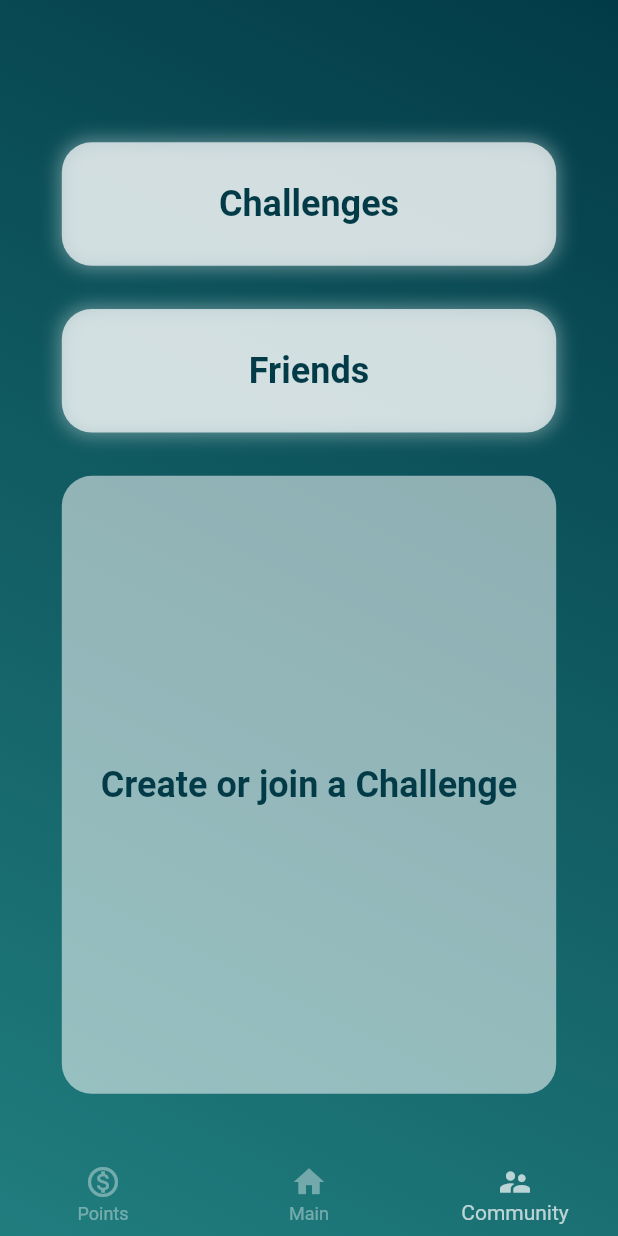
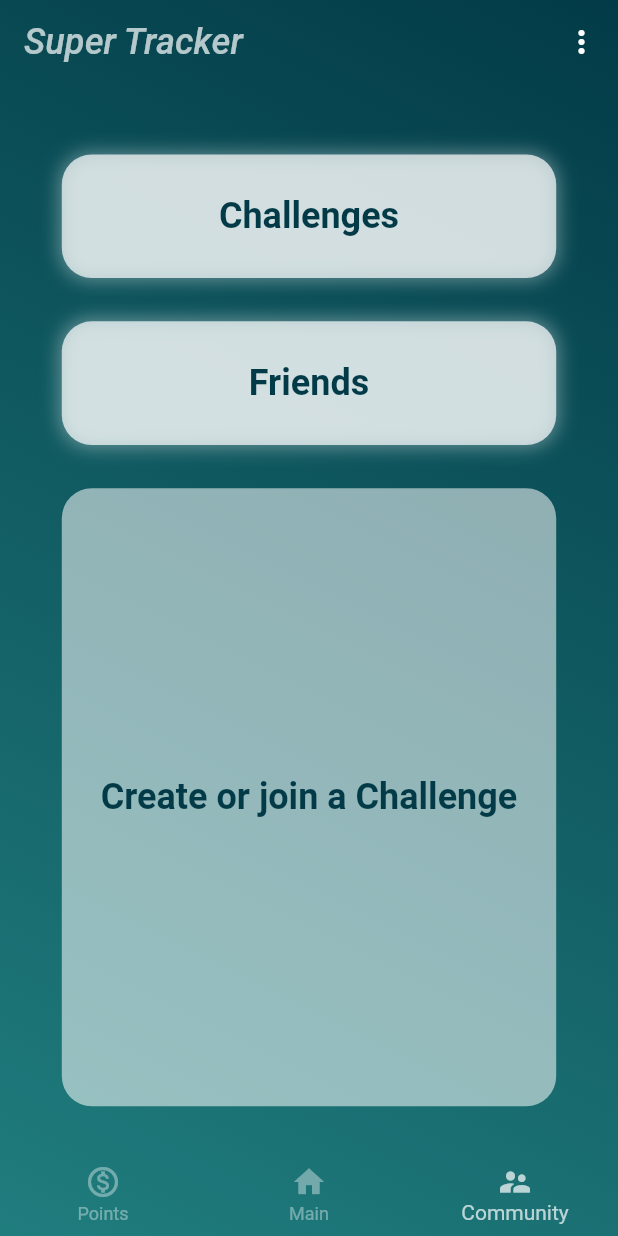
Before and after one commit to TADIYOS49/challenge_app, a Flutter app: the Home screen opened directly, item 3 of the bottom bar chosen, on a phone screen of 412 x 824 dp. Run offline on Flutter 3.47's test engine with Material 2 defaults, Android fonts, the phone set to English and light mode, and no system bars.

Commit message:
update and some modifcations

```diff
--- a/lib/pages/challenges.page.dart
+++ b/lib/pages/challenges.page.dart
@@ -144,7 +144,7 @@ class _ChallengeState extends State<Challenge> {
                           color: Colors.white54),
                       height: _dropdown
                           ? MediaQuery.of(context).size.height * 0.5
-                          : MediaQuery.of(context).size.height * 0.1,
+                          : MediaQuery.of(context).size.height * 0.09,
                       width: MediaQuery.of(context).size.width * 0.8,
                       child: Column(
                         children: [
--- a/lib/pages/create.page.dart
+++ b/lib/pages/create.page.dart
@@ -155,6 +155,7 @@ class _Create_ChallengeState extends State<Create_Challenge> {
   Widget build(BuildContext context) {
     return Scaffold(
       appBar: AppBar(
+        actions: [IconButton(icon: Icon(Icons.save_rounded), onPressed: () {})],
         elevation: 0,
         backgroundColor: Colors.transparent,
         title: Text(
--- a/lib/pages/goal_create.page.dart
+++ b/lib/pages/goal_create.page.dart
@@ -66,6 +66,7 @@ class _Goal_CreateState extends State<Goal_Create> {
   Widget build(BuildContext context) {
     return Scaffold(
       appBar: AppBar(
+        actions: [IconButton(icon: Icon(Icons.save_rounded), onPressed: () {})],
         elevation: 0,
         backgroundColor: Colors.transparent,
         title: Text(
--- a/lib/pages/home.page.dart
+++ b/lib/pages/home.page.dart
@@ -23,7 +23,60 @@ class _HomeState extends State<Home> {
   @override
   Widget build(BuildContext context) {
     return Scaffold(
+      appBar: AppBar(
+        automaticallyImplyLeading: false,
+        actions: [
+          DropdownButtonHideUnderline(
+            child: DropdownButton<String>(
+              dropdownColor: Color.fromRGBO(2, 59, 71, 0.5),
+              elevation: 0,
+              hint: SizedBox(),
+              icon: const Icon(Icons.more_vert_rounded),
+              iconDisabledColor: Colors.white,
+              iconEnabledColor: Colors.white,
+              iconSize: 24,
+              onChanged: (String newValue) {
+                // if (newValue == "Settings") {
+                //   // Navigator.of(context).push(
+                //   //     MaterialPageRoute(builder: (context) => Settings()));
+                // } else if (newValue == "About") {
+                //   // Navigator.of(context)
+                //   //     .push(MaterialPageRoute(builder: (context) => About()));
+                // }
+              },
+              items: <String>['About']
+                  .map<DropdownMenuItem<String>>((String value) {
+                return DropdownMenuItem<String>(
+                  value: value,
+                  child: InkWell(
+                    child: Text(
+                      value,
+                      textAlign: TextAlign.center,
+                      style: TextStyle(color: Colors.white70),
+                    ),
+                  ),
+                );
+              }).toList(),
+            ),
+          ),
+          SizedBox(
+            width: MediaQuery.of(context).size.width * 0.03,
+          )
+        ],
+        elevation: 0,
+        backgroundColor: Colors.transparent,
+        title: Text(
+          "Super Tracker",
+          style: TextStyle(
+            fontStyle: FontStyle.italic,
+            //fontWeight: FontWeight.w900,
+            fontSize: 24,
+            color: Colors.white70,
+          ),
+        ),
+      ),
       extendBody: true,
+      extendBodyBehindAppBar: true,
       body: _pages.elementAt(_selectedindex),
       // Container(
       //     decoration: BoxDecoration(
--- a/lib/widget/community.dart
+++ b/lib/widget/community.dart
@@ -1,3 +1,4 @@
+import 'package:challeng/pages/challenges.page.dart';
 import 'package:flutter/material.dart';
 
 class Communtiy extends StatefulWidget {
@@ -31,9 +32,13 @@ class _CommuntiyState extends State<Communtiy> {
           child: Column(
             mainAxisAlignment: MainAxisAlignment.spaceEvenly,
             children: [
+              SizedBox(
+                height: MediaQuery.of(context).size.height * 0.02,
+              ),
               InkWell(
                 onTap: () {
-                  print("test");
+                  Navigator.push(context,
+                      MaterialPageRoute(builder: (context) => Challenge()));
                 },
                 child: Container(
                     decoration: BoxDecoration(
```
